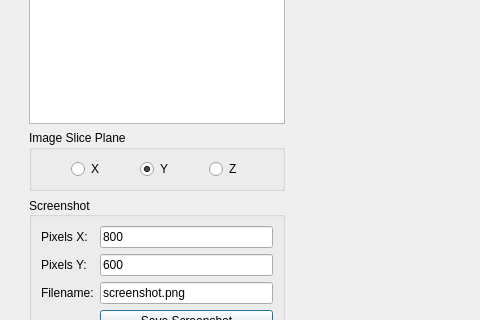
Old version of the form mayaviviewerstep/widgets/qt/mayaviviewerwidget.ui in the repository mapclient-plugins/mayaviviewerstep; both pictures show x 0 to 480 and y 147 to 467 of the 914 by 548 pixel window.
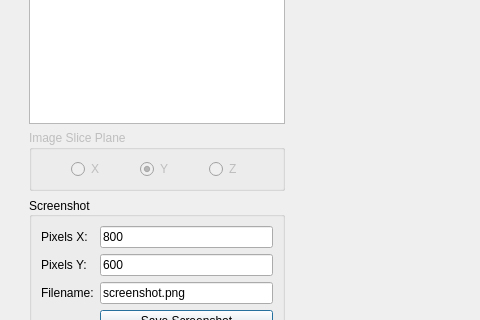
New version of the form. Custom widgets are drawn as their Qt base class.

Commit message: background colour changed to black. Image slice plane groupbox disabled by default

What changed in the file:
```diff
--- a/mayaviviewerstep/widgets/qt/mayaviviewerwidget.ui
+++ b/mayaviviewerstep/widgets/qt/mayaviviewerwidget.ui
@@ -86,6 +86,9 @@
            </item>
            <item>
             <widget class="QGroupBox" name="sliceplanegroup">
+             <property name="enabled">
+              <bool>false</bool>
+             </property>
              <property name="title">
               <string>Image Slice Plane</string>
              </property>
```
The commit also changes 2 other files.
